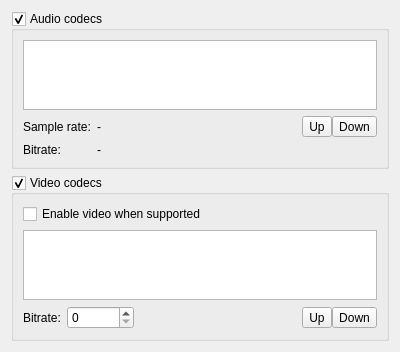
The window that src/conf/account/accountpages/codecs.ui (KDE/ring-kde) describes before a commit, drawn with Qt 5.
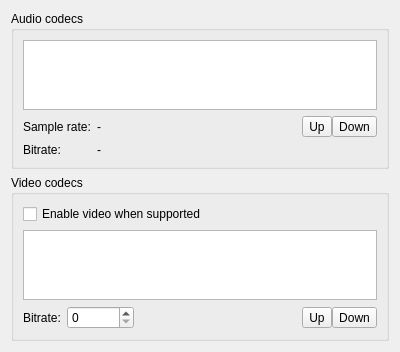
The same window after the commit. Icons and pictures are not drawn.

Patch:
```diff
--- a/src/conf/account/accountpages/codecs.ui
+++ b/src/conf/account/accountpages/codecs.ui
@@ -20,7 +20,7 @@
       <string>Audio codecs</string>
      </property>
      <property name="checkable">
-      <bool>true</bool>
+      <bool>false</bool>
      </property>
      <layout class="QGridLayout" name="gridLayout_7">
       <item row="0" column="0" colspan="4">
@@ -121,7 +121,7 @@
       <string>Video codecs</string>
      </property>
      <property name="checkable">
-      <bool>true</bool>
+      <bool>false</bool>
      </property>
      <layout class="QGridLayout" name="gridLayout_12">
       <item row="3" column="0">
```
Left out of the diff: 2 changed lines with no effect on the pictures.
